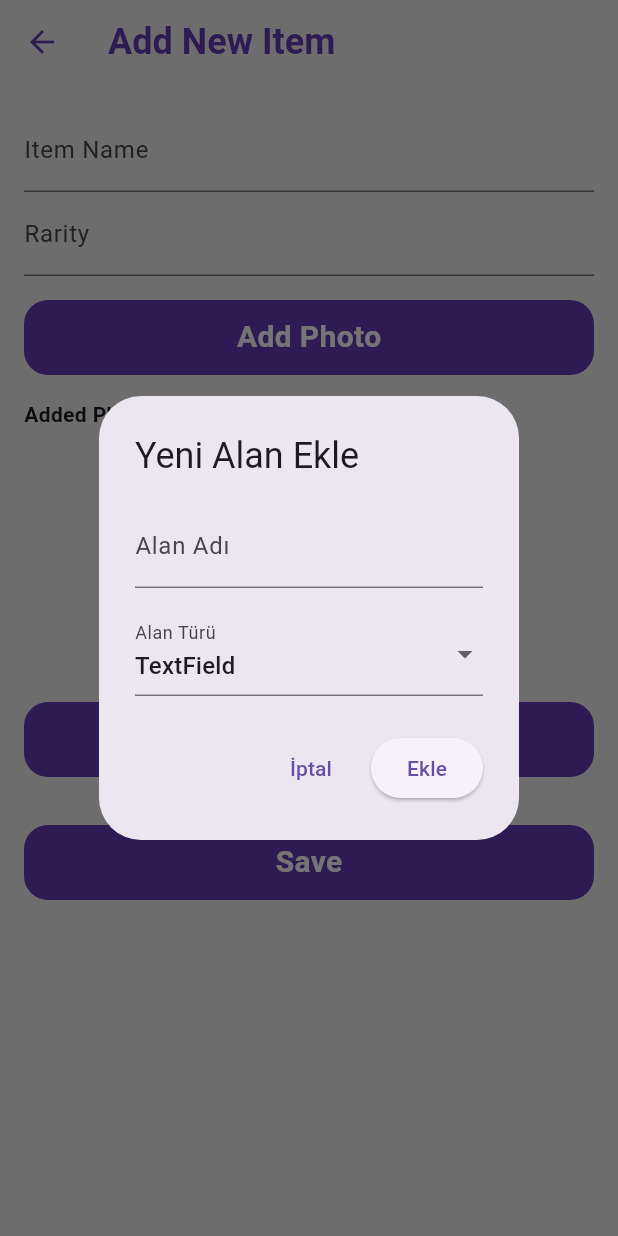
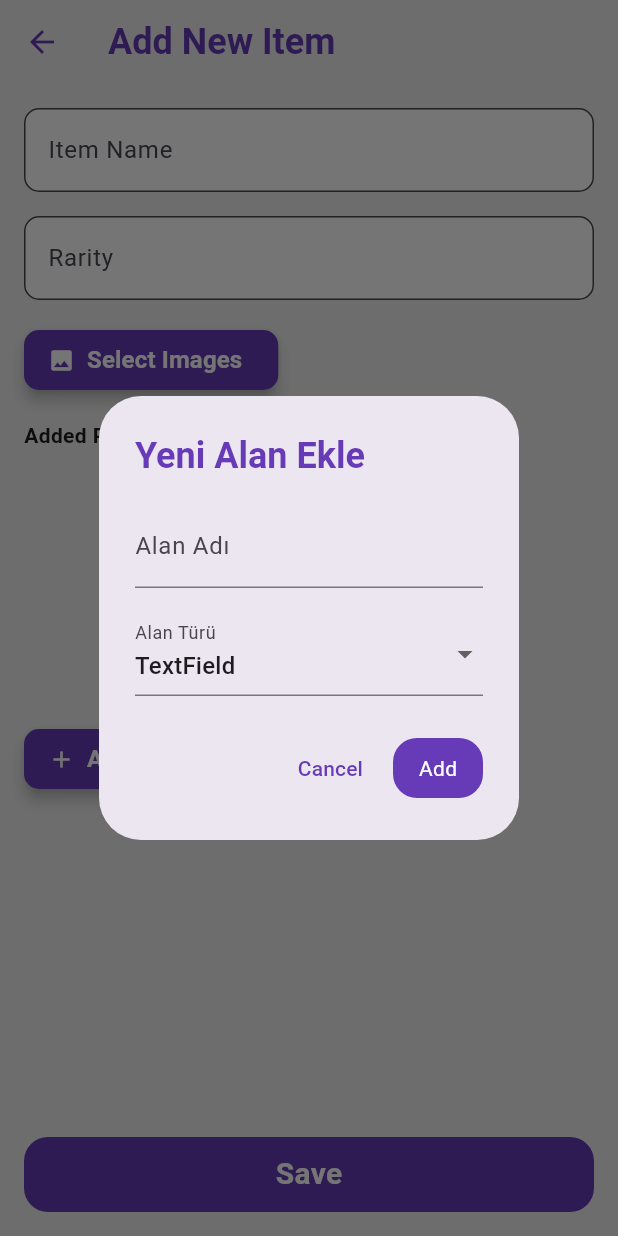
Before and after one commit to BerkaySimsek1/collectionapp, a Flutter app: the AddItemScreen screen opened directly with empty values, after a tap on "Add Custom Field", on a phone screen of 412 x 824 dp. Run offline on Flutter 3.47's test engine with Material 3 defaults, Android fonts, the phone set to English and light mode, and no system bars; our stand-ins replace cloud_firestore, firebase_auth, firebase_core, firebase_storage, google_fonts, image_picker and 1 more; accounts and stored records are empty; generated files the repository leaves out were written again.

Commit message:
made UI enhancements

```diff
--- a/lib/pages/userCollectionPages/add_item_screen.dart
+++ b/lib/pages/userCollectionPages/add_item_screen.dart
@@ -52,7 +52,14 @@ class _AddItemScreenState extends State<AddItemScreen> {
         String fieldName = '';
         String fieldType = 'TextField';
         return AlertDialog(
-          title: const Text('Yeni Alan Ekle'),
+          title: const Text(
+            'Yeni Alan Ekle',
+            style: TextStyle(
+              fontSize: 24,
+              fontWeight: FontWeight.bold,
+              color: Colors.deepPurple,
+            ),
+          ),
           content: Column(
             mainAxisSize: MainAxisSize.min,
             children: [
@@ -81,10 +88,16 @@ class _AddItemScreenState extends State<AddItemScreen> {
           actions: [
             TextButton(
               onPressed: () => Navigator.pop(context),
-              child: const Text('İptal'),
+              child: const Text(
+                'Cancel',
+                style: TextStyle(
+                  color: Colors.deepPurple,
                 ),
-            ElevatedButton(
-              onPressed: () {
+              ),
+            ),
+            GestureDetector(
+              // save button
+              onTap: () {
                 if (fieldName.isNotEmpty) {
                   setState(() {
                     _customFields.add({'name': fieldName, 'type': fieldType});
@@ -93,7 +106,23 @@ class _AddItemScreenState extends State<AddItemScreen> {
                   Navigator.pop(context);
                 }
               },
-              child: const Text('Ekle'),
+              child: Container(
+                height: 40,
+                width: 60,
+                decoration: BoxDecoration(
+                    color: Colors.deepPurple,
+                    borderRadius: BorderRadius.circular(16)),
+                child: Center(
+                  child: _isUploading
+                      ? const CircularProgressIndicator() // indicator appears when loading
+                      : const Text(
+                          "Add",
+                          style: TextStyle(
+                            color: Colors.white,
+                          ),
+                        ),
+                ),
+              ),
             ),
           ],
         );
@@ -250,14 +279,28 @@ class _AddItemScreenState extends State<AddItemScreen> {
 
         if (fieldType == 'TextField') {
           return TextFormField(
-            decoration: InputDecoration(labelText: fieldName),
+            decoration: InputDecoration(
+              labelText: fieldName,
+              // filled: true, // optional decoration
+              // fillColor: Colors.white,
+              // border: OutlineInputBorder(
+              //   borderRadius: BorderRadius.circular(10),
+              // ),
+            ),
             onChanged: (value) {
               _customFieldValues[fieldName] = value;
             },
           );
         } else if (fieldType == 'NumberField') {
           return TextFormField(
-            decoration: InputDecoration(labelText: fieldName),
+            decoration: InputDecoration(
+              labelText: fieldName,
+              //filled: true, // optional decoration
+              //fillColor: Colors.white,
+              //border: OutlineInputBorder(
+              //  borderRadius: BorderRadius.circular(10),
+              //),
+            ),
             keyboardType: TextInputType.number,
             onChanged: (value) {
               _customFieldValues[fieldName] = int.tryParse(value) ?? 0;
@@ -320,8 +363,15 @@ class _AddItemScreenState extends State<AddItemScreen> {
           child: ListView(
             children: [
               TextFormField(
-                controller: _nameController,
-                decoration: const InputDecoration(labelText: 'Item Name'),
+                controller: _rarityController,
+                decoration: InputDecoration(
+                  labelText: "Item Name",
+                  filled: true,
+                  fillColor: Colors.white,
+                  border: OutlineInputBorder(
+                    borderRadius: BorderRadius.circular(10),
+                  ),
+                ),
                 validator: (value) {
                   if (value == null || value.isEmpty) {
                     return 'Please enter a name.';
@@ -329,29 +379,42 @@ class _AddItemScreenState extends State<AddItemScreen> {
                   return null;
                 },
               ),
+              const SizedBox(height: 16),
               TextFormField(
                   controller: _rarityController,
-                decoration: const InputDecoration(labelText: 'Rarity'),
+                  decoration: InputDecoration(
+                    labelText: "Rarity",
+                    filled: true,
+                    fillColor: Colors.white,
+                    border: OutlineInputBorder(
+                      borderRadius: BorderRadius.circular(10),
                     ),
+                  )),
               const SizedBox(height: 16),
-              GestureDetector(
-                onTap: _pickImage,
-                child: Container(
-                  height: 50,
-                  width: 380,
-                  decoration: BoxDecoration(
-                      color: Colors.deepPurple,
-                      borderRadius: BorderRadius.circular(16)),
-                  child: const Center(
-                    child: Text(
-                      "Add Photo",
+              Row(
+                children: [
+                  ElevatedButton.icon(
+                    onPressed: _pickImage,
+                    icon: const Icon(
+                      Icons.image,
+                      color: Colors.white,
+                    ),
+                    label: const Text(
+                      "Select Images",
                       style: TextStyle(
                           color: Colors.white,
                           fontWeight: FontWeight.bold,
-                          fontSize: 20),
+                          fontSize: 16),
+                    ),
+                    style: ElevatedButton.styleFrom(
+                      elevation: 4,
+                      backgroundColor: Colors.deepPurple,
+                      shape: RoundedRectangleBorder(
+                        borderRadius: BorderRadius.circular(10),
                       ),
                     ),
                   ),
+                ],
               ),
               const SizedBox(height: 16),
               Text(
@@ -381,29 +444,39 @@ class _AddItemScreenState extends State<AddItemScreen> {
               const SizedBox(height: 16),
               _buildPredefinedFieldInputs(),
               const SizedBox(height: 16),
-              GestureDetector(
-                onTap: _addCustomField,
-                child: Container(
-                  height: 50,
-                  width: 380,
-                  decoration: BoxDecoration(
-                      color: Colors.deepPurple,
-                      borderRadius: BorderRadius.circular(16)),
-                  child: const Center(
-                    child: Text(
+              Row(
+                children: [
+                  ElevatedButton.icon(
+                    onPressed: _addCustomField,
+                    icon: const Icon(
+                      Icons.add,
+                      color: Colors.white,
+                    ),
+                    label: const Text(
                       "Add Custom Field",
                       style: TextStyle(
                           color: Colors.white,
                           fontWeight: FontWeight.bold,
-                          fontSize: 20),
+                          fontSize: 16),
+                    ),
+                    style: ElevatedButton.styleFrom(
+                      elevation: 4,
+                      backgroundColor: Colors.deepPurple,
+                      shape: RoundedRectangleBorder(
+                        borderRadius: BorderRadius.circular(10),
                       ),
                     ),
                   ),
+                ],
               ),
               const SizedBox(height: 16),
-              _buildCustomFieldInputs(),
+              _buildCustomFieldInputs(), // view adjustable custom fields
               const SizedBox(height: 16),
-              GestureDetector(
+            ],
+          ),
+        ),
+      ),
+      floatingActionButton: GestureDetector(
         // save button
         onTap: _isUploading ? null : () => _saveItem(context),
         child: Container(
@@ -424,10 +497,6 @@ class _AddItemScreenState extends State<AddItemScreen> {
                   ),
           ),
         ),
-              )
-            ],
-          ),
-        ),
       ),
     );
   }
--- a/lib/pages/userCollectionPages/collection_items_screen.dart
+++ b/lib/pages/userCollectionPages/collection_items_screen.dart
@@ -68,7 +68,14 @@ class CollectionItemsScreen extends StatelessWidget {
             }
 
             if (!snapshot.hasData || snapshot.data!.docs.isEmpty) {
-              return const Center(child: Text('No items added yet.'));
+              return Center(
+                  child: Text(
+                'No items added yet.',
+                style: TextStyle(
+                  fontSize: 16,
+                  color: Colors.grey[700],
+                ),
+              ));
             }
 
             final items = snapshot.data!.docs;
@@ -192,7 +199,7 @@ class CollectionItemsScreen extends StatelessWidget {
                   style: TextStyle(
                       color: Colors.white,
                       fontWeight: FontWeight.bold,
-                      fontSize: 15),
+                      fontSize: 16),
                 ),
               ],
             ),
```
Lines whose indentation alone changed are shown as unchanged.
